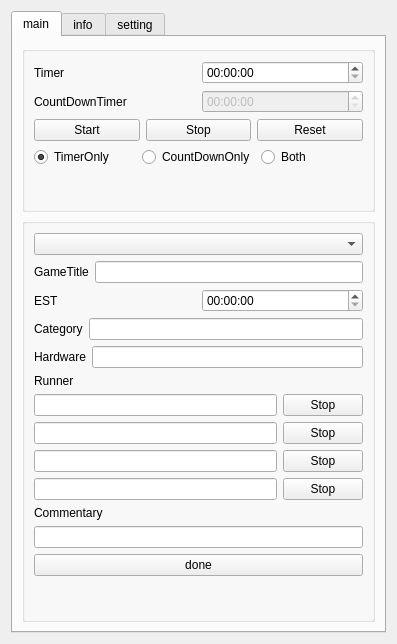
This is src/RTAPluginDock.ui in oimobatake/RTA-Support-Plugins as Qt 5 draws it before an edit. The edited form follows.
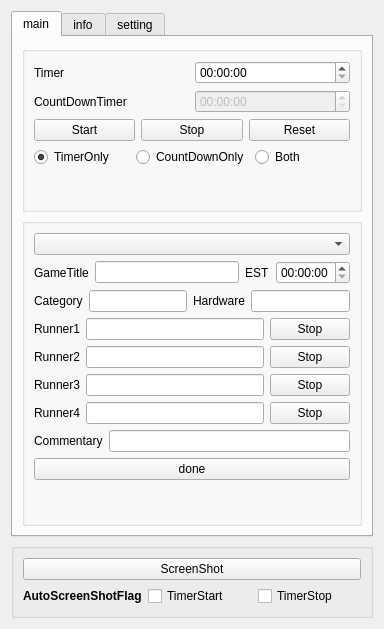
This is the edited form.

Commit message: スクショボタン追加

What changed in the file:
```diff
--- a/src/RTAPluginDock.ui
+++ b/src/RTAPluginDock.ui
@@ -6,8 +6,8 @@
    <rect>
     <x>0</x>
     <y>0</y>
-    <width>397</width>
-    <height>644</height>
+    <width>357</width>
+    <height>629</height>
    </rect>
   </property>
   <property name="windowTitle">
@@ -182,11 +182,13 @@
          <property name="title">
           <string/>
          </property>
-         <layout class="QVBoxLayout" name="verticalLayout_3">
+         <layout class="QVBoxLayout" name="verticalLayout_7">
           <item>
            <widget class="QComboBox" name="gameSelectBox"/>
           </item>
           <item>
+           <layout class="QHBoxLayout" name="horizontalLayout_23">
+            <item>
            <layout class="QHBoxLayout" name="horizontalLayout_9">
             <item>
              <widget class="QLabel" name="GameTitleLabel">
@@ -218,6 +220,10 @@
             </item>
            </layout>
           </item>
+           </layout>
+          </item>
+          <item>
+           <layout class="QHBoxLayout" name="horizontalLayout_22">
           <item>
            <layout class="QHBoxLayout" name="horizontalLayout_14">
             <item>
@@ -246,15 +252,17 @@
             </item>
            </layout>
           </item>
-          <item>
-           <widget class="QLabel" name="label">
-            <property name="text">
-             <string>Runner</string>
-            </property>
-           </widget>
+           </layout>
           </item>
           <item>
            <layout class="QHBoxLayout" name="horizontalLayout_2">
+            <item>
+             <widget class="QLabel" name="label">
+              <property name="text">
+               <string>Runner1</string>
+              </property>
+             </widget>
+            </item>
             <item>
              <widget class="QLineEdit" name="RunnerText_1"/>
             </item>
@@ -269,6 +277,13 @@
           </item>
           <item>
            <layout class="QHBoxLayout" name="horizontalLayout_3">
+            <item>
+             <widget class="QLabel" name="label_8">
+              <property name="text">
+               <string>Runner2</string>
+              </property>
+             </widget>
+            </item>
             <item>
              <widget class="QLineEdit" name="RunnerText_2"/>
             </item>
@@ -283,6 +298,13 @@
           </item>
           <item>
            <layout class="QHBoxLayout" name="horizontalLayout_4">
+            <item>
+             <widget class="QLabel" name="label_9">
+              <property name="text">
+               <string>Runner3</string>
+              </property>
+             </widget>
+            </item>
             <item>
              <widget class="QLineEdit" name="RunnerText_3"/>
             </item>
@@ -297,6 +319,13 @@
           </item>
           <item>
            <layout class="QHBoxLayout" name="horizontalLayout_5">
+            <item>
+             <widget class="QLabel" name="label_10">
+              <property name="text">
+               <string>Runner4</string>
+              </property>
+             </widget>
+            </item>
             <item>
              <widget class="QLineEdit" name="RunnerText_4"/>
             </item>
@@ -310,6 +339,8 @@
            </layout>
           </item>
           <item>
+           <layout class="QHBoxLayout" name="horizontalLayout_20">
+            <item>
            <widget class="QLabel" name="label_4">
             <property name="text">
              <string>Commentary</string>
@@ -319,6 +350,8 @@
           <item>
            <widget class="QLineEdit" name="CommentaryText"/>
           </item>
+           </layout>
+          </item>
           <item>
            <widget class="QPushButton" name="textDone">
             <property name="text">
@@ -479,6 +512,12 @@
       </attribute>
       <layout class="QVBoxLayout" name="verticalLayout_8">
        <item>
+        <widget class="QGroupBox" name="groupBox_5">
+         <property name="title">
+          <string/>
+         </property>
+         <layout class="QVBoxLayout" name="verticalLayout_9">
+          <item>
         <widget class="QLabel" name="label_6">
          <property name="font">
           <font/>
@@ -671,6 +710,55 @@
        </item>
       </layout>
      </widget>
+       </item>
+      </layout>
+     </widget>
+    </widget>
+   </item>
+   <item>
+    <widget class="QGroupBox" name="groupBox_4">
+     <property name="title">
+      <string/>
+     </property>
+     <layout class="QVBoxLayout" name="verticalLayout_3">
+      <item>
+       <widget class="QPushButton" name="pushButton">
+        <property name="text">
+         <string>ScreenShot</string>
+        </property>
+       </widget>
+      </item>
+      <item>
+       <layout class="QHBoxLayout" name="horizontalLayout_21">
+        <item>
+         <widget class="QLabel" name="label_7">
+          <property name="font">
+           <font>
+            <bold>true</bold>
+           </font>
+          </property>
+          <property name="text">
+           <string>AutoScreenShotFlag</string>
+          </property>
+         </widget>
+        </item>
+        <item>
+         <widget class="QCheckBox" name="checkBox">
+          <property name="text">
+           <string>TimerStart</string>
+          </property>
+         </widget>
+        </item>
+        <item>
+         <widget class="QCheckBox" name="checkBox_2">
+          <property name="text">
+           <string>TimerStop</string>
+          </property>
+         </widget>
+        </item>
+       </layout>
+      </item>
+     </layout>
     </widget>
    </item>
   </layout>
```
Lines whose indentation alone changed are shown as unchanged. The commit also changes 1 other file.
